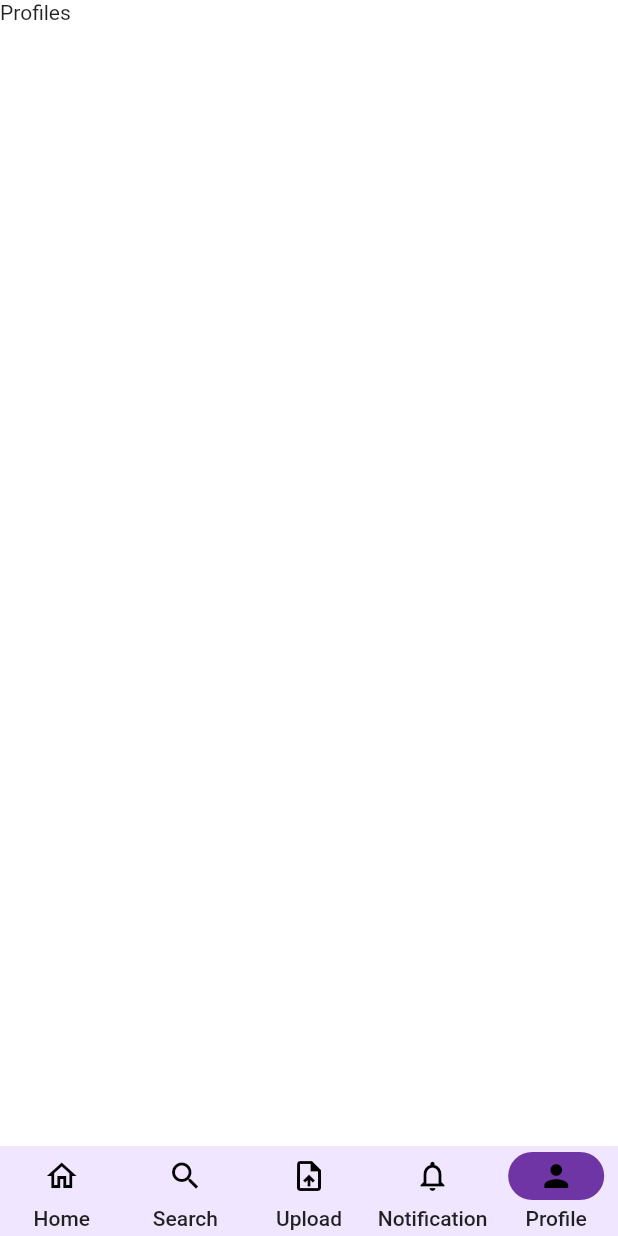
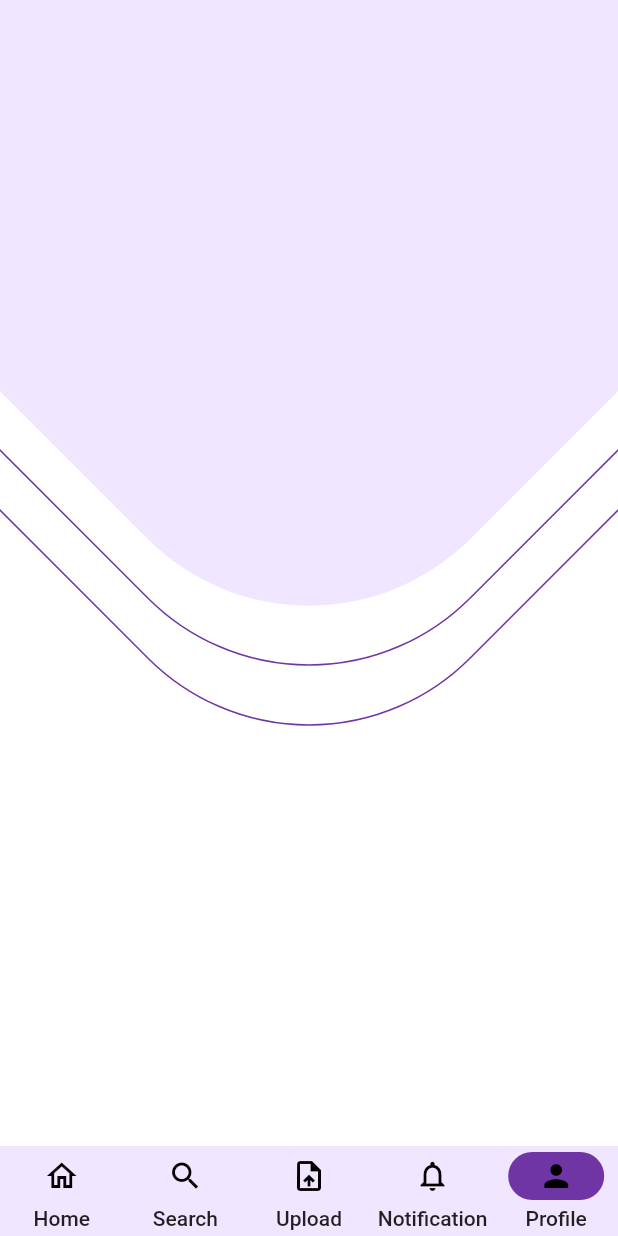
Before and after one commit to francesco-buscicchio/EcoGram, a Flutter app: the screen it shows once a user with an empty profile is signed in, item 5 of the bottom bar chosen, on a phone screen of 412 x 824 dp. Run offline on Flutter 3.47's test engine with Material 2 defaults, Android fonts, the phone set to English and light mode, and no system bars; our stand-ins replace cloud_firestore, firebase_auth, firebase_core, flutter_svg; accounts and stored records are empty.

Commit message:
Profile Background

```diff
--- a/lib/Screens/profile.dart
+++ b/lib/Screens/profile.dart
@@ -1,3 +1,4 @@
+import 'package:ecogram/components/backgrounds/ProfileBackground.dart';
 import 'package:flutter/material.dart';
 
 
@@ -17,6 +18,6 @@ return const Text('Profiles');
 class Profile extends StatelessWidget {
 @override
 Widget build(BuildContext context) {
-    return const Text('Profiles');
+    return const ProfileBackground(child: Scaffold(backgroundColor: Colors.transparent,));
 }
 }
--- /dev/null
+++ b/lib/components/backgrounds/ProfileBackground.dart
@@ -0,0 +1,51 @@
+import 'package:ecogram/constants.dart';
+import 'package:flutter/material.dart';
+import 'dart:math' as math;
+
+class ProfileBackground extends StatelessWidget {
+  const ProfileBackground({super.key, required this.child});
+  final Widget child;
+
+  @override
+  Widget build(BuildContext context) {
+    Size size = MediaQuery.of(context).size;
+    return Scaffold(
+      body: Stack(
+        alignment: Alignment.center,
+        children: [
+          Positioned(
+            top: -50,
+            child: Transform.rotate(
+              angle: math.pi / 4,
+              child: Container(
+                height: size.height * 0.6,
+                width: size.height * 0.6,
+                decoration: BoxDecoration(border: Border.all(width: 1.0, color: kPrimaryColor),
+                borderRadius: BorderRadius.circular(152)),
+              ),
+            ),
+          ),
+          Positioned(
+                top: -90,
+                child: Transform.rotate(
+                angle: math.pi /4,
+                child: Container(
+                height: size.height * 0.6,
+                width: size.height * 0.6,
+                decoration: BoxDecoration(border: Border.all(width: 1.0, color: kPrimaryColor),
+                borderRadius: BorderRadius.circular(152)),
+                ),)
+          ),
+          Positioned(
+            top: -130,
+            child: Transform.rotate(angle: math.pi / 4, child: Container(
+            height: size.height * 0.6,
+            width: size.height * 0.6,
+            decoration: BoxDecoration(color: kPrimaryLightColor, borderRadius: BorderRadius.circular(152)),
+          ))
+          ),child
+        ],
+      )
+    );
+  }
+}
```
